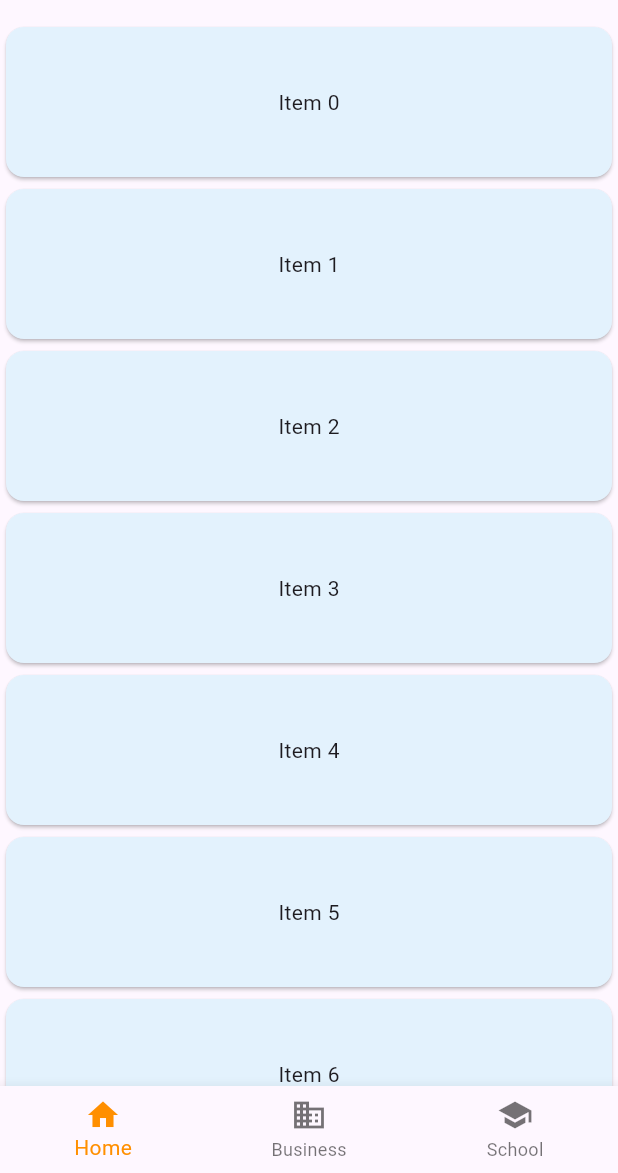
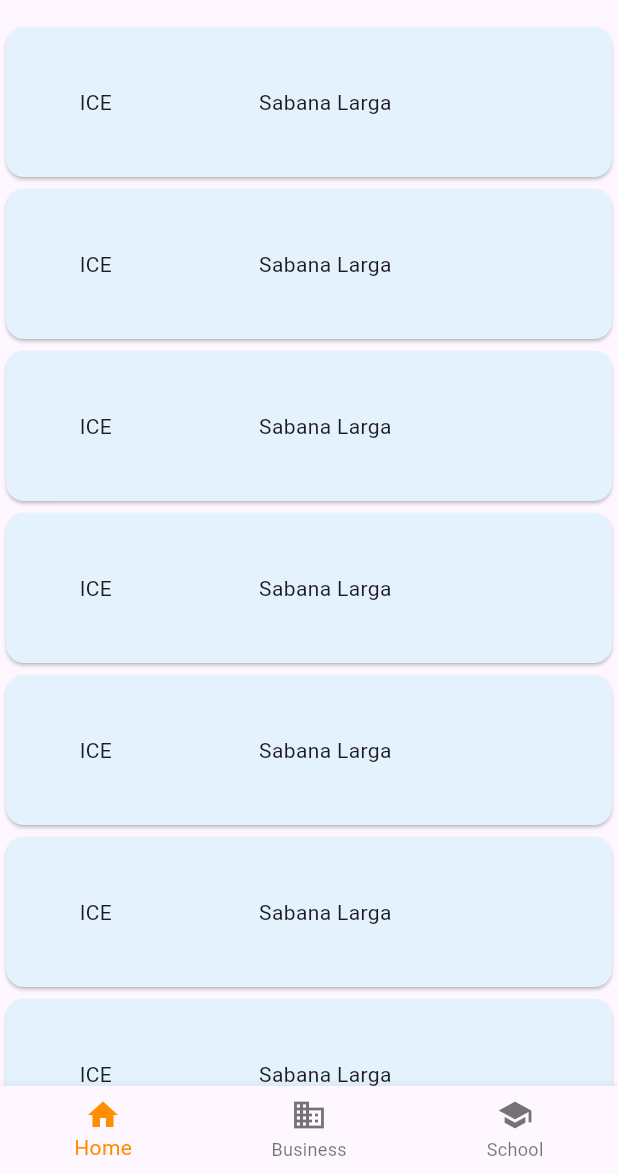
Before and after one commit to infinityroy/unifactura_app, a Flutter app: the NavBar screen opened directly, on a phone screen of 412 x 824 dp, the part 63-1236 px from its top. Run offline on Flutter 3.47's test engine with Material 3 defaults, Android fonts, the phone set to English and light mode, and no system bars; our stand-ins replace flutter_dotenv; network calls fail.

Commit message:
Get Ice Amount Bill Implemented

```diff
--- a/lib/views/home_page.dart
+++ b/lib/views/home_page.dart
@@ -1,5 +1,5 @@
 import 'package:flutter/material.dart';
-import 'package:unifactura_app/widgets/service_card.dart';
+import 'package:unifactura_app/widgets/service_info_list.dart';
 
 class HomePage extends StatelessWidget {
   const HomePage({super.key});
@@ -24,10 +24,10 @@ class NavBar extends StatefulWidget {
 class _NavBarState
     extends State<NavBar> {
   int _selectedIndex = 0;
-  static const TextStyle optionStyle =
-      TextStyle(fontSize: 30, fontWeight: FontWeight.bold);
+  static const TextStyle optionStyle = TextStyle(fontSize: 30, fontWeight: FontWeight.bold);
+
   static const List<Widget> _widgetOptions = <Widget>[
-    ServiceList(title: "Anagrafica"),
+    ServiceInfoList(title: "Anagrafica"),
     Text(
       'Index 1: Business',
       style: optionStyle,
--- a/lib/widgets/service_card.dart
+++ /dev/null
@@ -1,54 +0,0 @@
-import 'package:flutter/material.dart';
-
-class ServiceList extends StatelessWidget {
-  const ServiceList({super.key, required String title});
-
-  @override
-  Widget build(BuildContext context) {
-    const items = 100;
-
-    return MaterialApp(
-      title: 'Flutter Demo',
-      debugShowCheckedModeBanner: false,
-      theme: ThemeData(
-        colorScheme: ColorScheme.fromSeed(seedColor: Colors.deepPurple),
-        cardTheme: CardTheme(color: Colors.blue.shade50),
-        useMaterial3: true,
-      ),
-      home: Scaffold(
-        body: LayoutBuilder(builder: (context, constraints) {
-          return SingleChildScrollView(
-            child: ConstrainedBox(
-              constraints: BoxConstraints(minHeight: constraints.maxHeight),
-              child: Column(
-                mainAxisAlignment: MainAxisAlignment.spaceBetween,
-                crossAxisAlignment: CrossAxisAlignment.stretch,
-                children: List.generate(
-                    items, (index) => ItemWidget(text: 'Item $index')),
-              ),
-            ),
-          );
-        }),
-      ),
-    );
-  }
-}
-
-class ItemWidget extends StatelessWidget {
-  const ItemWidget({
-    super.key,
-    required this.text,
-  });
-
-  final String text;
-
-  @override
-  Widget build(BuildContext context) {
-    return Card(
-      child: SizedBox(
-        height: 100,
-        child: Center(child: Text(text)),
-      ),
-    );
-  }
-}
--- /dev/null
+++ b/lib/widgets/service_info_item.dart
@@ -0,0 +1,37 @@
+import 'package:flutter/material.dart';
+
+class ItemWidget extends StatelessWidget {
+  const ItemWidget({
+    super.key,
+    required this.company,
+    required this.name,
+    required this.amount,
+  });
+
+  final String company;
+  final String name;
+  final String amount;
+
+  @override
+  Widget build(BuildContext context) {
+    return Card(
+      child: SizedBox(
+        height: 100,
+        child: Row(
+          mainAxisAlignment: MainAxisAlignment.spaceAround, // Ajusta el espacio entre las columnas
+          children: [
+          Flexible(
+            child: Text(company),
+          ),
+          Flexible(
+            child: Text(name),
+          ),
+          Flexible(
+            child: Text(amount),
+          ),
+        ],
+        ),
+      ),
+    );
+  }
+}
--- /dev/null
+++ b/lib/widgets/service_info_list.dart
@@ -0,0 +1,64 @@
+import 'dart:convert';
+
+import 'package:flutter/material.dart';
+import 'package:http/http.dart' as http;
+import 'package:unifactura_app/widgets/service_info_item.dart';
+
+
+class ServiceInfoList extends StatelessWidget {
+  const ServiceInfoList({
+    super.key,
+    required String title,});
+
+  @override
+  Widget build(BuildContext context){
+    const items = 7;
+
+    return MaterialApp(
+      title: 'Flutter Demo',
+      debugShowCheckedModeBanner: false,
+      theme: ThemeData(
+        colorScheme: ColorScheme.fromSeed(seedColor: Colors.deepPurple),
+        cardTheme: CardTheme(color: Colors.blue.shade50),
+        useMaterial3: true,
+      ),
+      home: Scaffold(
+        body: LayoutBuilder(builder: (context, constraints) {
+          return SingleChildScrollView(
+            child: ConstrainedBox(
+              constraints: BoxConstraints(minHeight: constraints.maxHeight),
+              child: Column(
+                mainAxisAlignment: MainAxisAlignment.spaceBetween,
+                crossAxisAlignment: CrossAxisAlignment.stretch,
+                children: List.generate(
+                    items, (index) => const ItemWidget(company: 'ICE', name: 'Sabana Larga', amount: '')),
+              ),
+            ),
+          );
+        }),
+      ),
+    );
+  }
+}
+
+
+
+
+Future<String> fetchMFacturado() async {
+  final response = await http.get(
+    Uri.parse('https://apps.grupoice.com/FacturaElectrica/api/FactElecICE/?nise=609747'),
+  );
+
+  if (response.statusCode == 200) {
+    final jsonData = jsonDecode(response.body);
+    final data = jsonData['data'];
+    if (data != null && data.isNotEmpty) {
+      final montos = data.map<String>((entry) => '₡${entry['mfacturado']}').toList();
+      return montos.join(' ');
+    } else {
+      throw Exception('No se encontraron datos');
+    }
+  } else {
+    throw Exception('Fallo al cargar los datos: ${response.statusCode}');
+  }
+}
```
Also changed, not shown: lib/main.dart (+48 -2 lines), lib/widgets/service_info_any.dart (added, +77 -0 lines), lib/widgets/service_list.dart (deleted).
